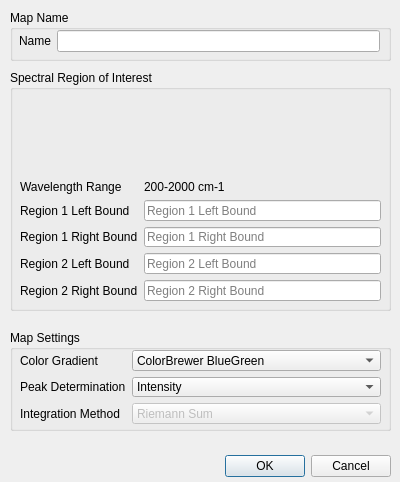
This is bandratiodialog.ui in VespucciProject/Vespucci as Qt 5 draws it before an edit. The edited form follows.
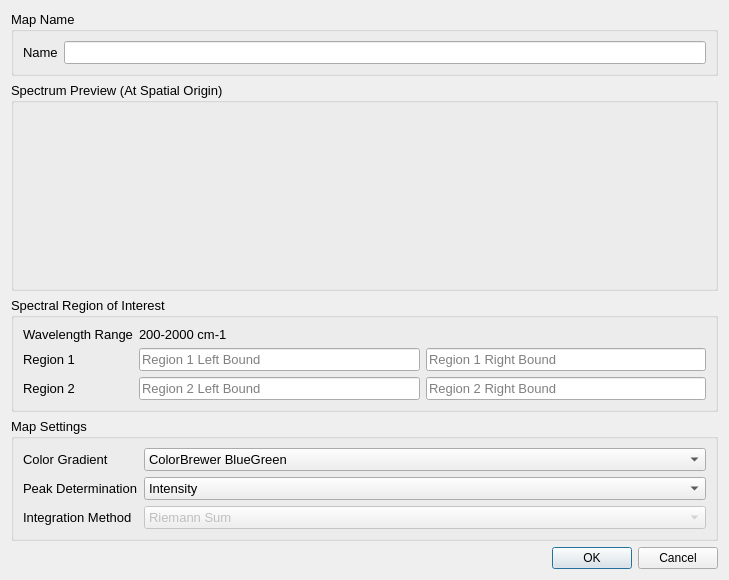
This is the edited form. Custom widgets are drawn as their Qt base class.

The edit to the form file:
```diff
--- a/bandratiodialog.ui
+++ b/bandratiodialog.ui
@@ -6,50 +6,87 @@
    <rect>
     <x>0</x>
     <y>0</y>
-    <width>400</width>
-    <height>482</height>
+    <width>725</width>
+    <height>548</height>
    </rect>
   </property>
   <property name="windowTitle">
    <string>Dialog</string>
   </property>
-  <widget class="QDialogButtonBox" name="buttonBox">
-   <property name="geometry">
-    <rect>
-     <x>50</x>
-     <y>450</y>
-     <width>341</width>
-     <height>32</height>
-    </rect>
-   </property>
-   <property name="orientation">
-    <enum>Qt::Horizontal</enum>
-   </property>
-   <property name="standardButtons">
-    <set>QDialogButtonBox::Cancel|QDialogButtonBox::Ok</set>
-   </property>
-  </widget>
+  <layout class="QVBoxLayout" name="verticalLayout_2">
+   <item>
+    <widget class="QGroupBox" name="groupBox_3">
+     <property name="font">
+      <font>
+       <pointsize>10</pointsize>
+      </font>
+     </property>
+     <property name="title">
+      <string>Map Name</string>
+     </property>
+     <layout class="QFormLayout" name="formLayout_4">
+      <property name="fieldGrowthPolicy">
+       <enum>QFormLayout::AllNonFixedFieldsGrow</enum>
+      </property>
+      <item row="0" column="0">
+       <widget class="QLabel" name="label_5">
+        <property name="text">
+         <string>Name</string>
+        </property>
+       </widget>
+      </item>
+      <item row="0" column="1">
+       <widget class="QLineEdit" name="nameLineEdit"/>
+      </item>
+     </layout>
+    </widget>
+   </item>
+   <item>
+    <widget class="QGroupBox" name="groupBox_5">
+     <property name="minimumSize">
+      <size>
+       <width>707</width>
+       <height>209</height>
+      </size>
+     </property>
+     <property name="baseSize">
+      <size>
+       <width>707</width>
+       <height>209</height>
+      </size>
+     </property>
+     <property name="font">
+      <font>
+       <pointsize>10</pointsize>
+      </font>
+     </property>
+     <property name="title">
+      <string>Spectrum Preview (At Spatial Origin)</string>
+     </property>
+     <layout class="QVBoxLayout" name="verticalLayout">
+      <item>
+       <widget class="QCustomPlot" name="spectrumPlot_2" native="true">
+        <property name="minimumSize">
+         <size>
+          <width>0</width>
+          <height>0</height>
+         </size>
+        </property>
+       </widget>
+      </item>
+     </layout>
+    </widget>
+   </item>
+   <item>
   <widget class="QGroupBox" name="groupBox">
-   <property name="geometry">
-    <rect>
-     <x>10</x>
-     <y>70</y>
-     <width>381</width>
-     <height>241</height>
-    </rect>
+     <property name="font">
+      <font>
+       <pointsize>10</pointsize>
+      </font>
    </property>
    <property name="title">
     <string>Spectral Region of Interest</string>
    </property>
-   <widget class="QWidget" name="formLayoutWidget">
-    <property name="geometry">
-     <rect>
-      <x>10</x>
-      <y>110</y>
-      <width>361</width>
-      <height>121</height>
-     </rect>
-    </property>
     <layout class="QFormLayout" name="formLayout">
      <property name="fieldGrowthPolicy">
       <enum>QFormLayout::AllNonFixedFieldsGrow</enum>
@@ -61,114 +98,80 @@
        </property>
       </widget>
      </item>
-     <item row="1" column="0">
-      <widget class="QLabel" name="label">
+      <item row="0" column="1">
+       <widget class="QLabel" name="rangeLabel">
        <property name="text">
-        <string>Region 1 Left Bound</string>
+         <string>200-2000 cm-1</string>
        </property>
       </widget>
      </item>
-     <item row="1" column="1">
+      <item row="2" column="0">
+       <widget class="QLabel" name="label_4">
+        <property name="text">
+         <string>Region 1</string>
+        </property>
+       </widget>
+      </item>
+      <item row="2" column="1">
+       <layout class="QHBoxLayout" name="horizontalLayout">
+        <item>
       <widget class="QLineEdit" name="firstMinLineEdit">
        <property name="placeholderText">
         <string>Region 1 Left Bound</string>
        </property>
       </widget>
      </item>
-     <item row="2" column="0">
-      <widget class="QLabel" name="label_2">
-       <property name="text">
-        <string>Region 1 Right Bound</string>
-       </property>
-      </widget>
-     </item>
-     <item row="2" column="1">
+        <item>
       <widget class="QLineEdit" name="firstMaxLineEdit">
        <property name="placeholderText">
         <string>Region 1 Right Bound</string>
        </property>
       </widget>
      </item>
+       </layout>
+      </item>
+      <item row="3" column="0">
+       <widget class="QLabel" name="label_2">
+        <property name="text">
+         <string>Region 2</string>
+        </property>
+       </widget>
+      </item>
      <item row="3" column="1">
+       <layout class="QHBoxLayout" name="horizontalLayout_2">
+        <item>
       <widget class="QLineEdit" name="secondMinLineEdit">
        <property name="placeholderText">
         <string>Region 2 Left Bound</string>
        </property>
       </widget>
      </item>
-     <item row="4" column="1">
+        <item>
       <widget class="QLineEdit" name="secondMaxLineEdit">
        <property name="placeholderText">
         <string>Region 2 Right Bound</string>
        </property>
       </widget>
      </item>
-     <item row="0" column="1">
-      <widget class="QLabel" name="rangeLabel">
-       <property name="text">
-        <string>200-2000 cm-1</string>
-       </property>
-      </widget>
-     </item>
-     <item row="3" column="0">
-      <widget class="QLabel" name="label_8">
-       <property name="text">
-        <string>Region 2 Left Bound</string>
-       </property>
-      </widget>
-     </item>
-     <item row="4" column="0">
-      <widget class="QLabel" name="label_9">
-       <property name="text">
-        <string>Region 2 Right Bound</string>
-       </property>
-      </widget>
-     </item>
-    </layout>
-   </widget>
-   <widget class="QCustomPlot" name="spectrumPlot" native="true">
-    <property name="geometry">
-     <rect>
-      <x>0</x>
-      <y>20</y>
-      <width>381</width>
-      <height>71</height>
-     </rect>
-    </property>
-   </widget>
-  </widget>
-  <widget class="QGroupBox" name="groupBox_2">
-   <property name="geometry">
-    <rect>
-     <x>10</x>
-     <y>330</y>
-     <width>381</width>
-     <height>101</height>
-    </rect>
+       </layout>
+      </item>
+     </layout>
+    </widget>
+   </item>
+   <item>
+    <widget class="QGroupBox" name="formGroupBox_3">
+     <property name="font">
+      <font>
+       <pointsize>10</pointsize>
+      </font>
    </property>
    <property name="title">
     <string>Map Settings</string>
    </property>
-   <widget class="QWidget" name="formLayoutWidget_3">
-    <property name="geometry">
-     <rect>
-      <x>10</x>
-      <y>20</y>
-      <width>361</width>
-      <height>74</height>
-     </rect>
-    </property>
     <layout class="QFormLayout" name="formLayout_3">
      <property name="fieldGrowthPolicy">
       <enum>QFormLayout::AllNonFixedFieldsGrow</enum>
      </property>
-     <item row="0" column="0">
-      <widget class="QLabel" name="label_6">
-       <property name="text">
-        <string>Color Gradient</string>
-       </property>
-      </widget>
-     </item>
      <item row="0" column="1">
       <widget class="QComboBox" name="gradientComboBox">
        <property name="toolTip">
@@ -422,61 +425,29 @@
          <string>Riemann Sum</string>
         </property>
        </item>
-       <item>
-        <property name="text">
-         <string>Pseudo-Voigt</string>
-        </property>
-       </item>
-       <item>
-        <property name="text">
-         <string>Gaussian</string>
-        </property>
-       </item>
-       <item>
-        <property name="text">
-         <string>Lorentzian</string>
-        </property>
-       </item>
-      </widget>
-     </item>
-    </layout>
-   </widget>
-  </widget>
-  <widget class="QGroupBox" name="groupBox_3">
-   <property name="geometry">
-    <rect>
-     <x>10</x>
-     <y>10</y>
-     <width>381</width>
-     <height>51</height>
-    </rect>
-   </property>
-   <property name="title">
-    <string>Map Name</string>
-   </property>
-   <widget class="QWidget" name="formLayoutWidget_2">
-    <property name="geometry">
-     <rect>
-      <x>9</x>
-      <y>20</y>
-      <width>361</width>
-      <height>22</height>
-     </rect>
-    </property>
-    <layout class="QFormLayout" name="formLayout_2">
+       </widget>
+      </item>
      <item row="0" column="0">
-      <widget class="QLabel" name="label_5">
+       <widget class="QLabel" name="label_6">
        <property name="text">
-        <string>Name</string>
+         <string>Color Gradient</string>
        </property>
       </widget>
      </item>
-     <item row="0" column="1">
-      <widget class="QLineEdit" name="nameLineEdit"/>
-     </item>
-    </layout>
-   </widget>
-  </widget>
+     </layout>
+    </widget>
+   </item>
+   <item>
+    <widget class="QDialogButtonBox" name="buttonBox">
+     <property name="orientation">
+      <enum>Qt::Horizontal</enum>
+     </property>
+     <property name="standardButtons">
+      <set>QDialogButtonBox::Cancel|QDialogButtonBox::Ok</set>
+     </property>
+    </widget>
+   </item>
+  </layout>
  </widget>
  <customwidgets>
   <customwidget>
```
Lines whose indentation alone changed are shown as unchanged.
